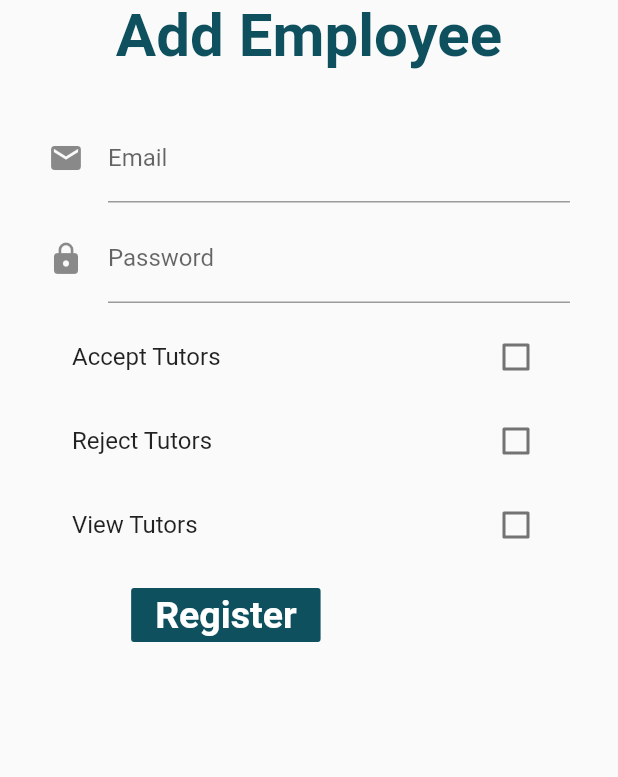
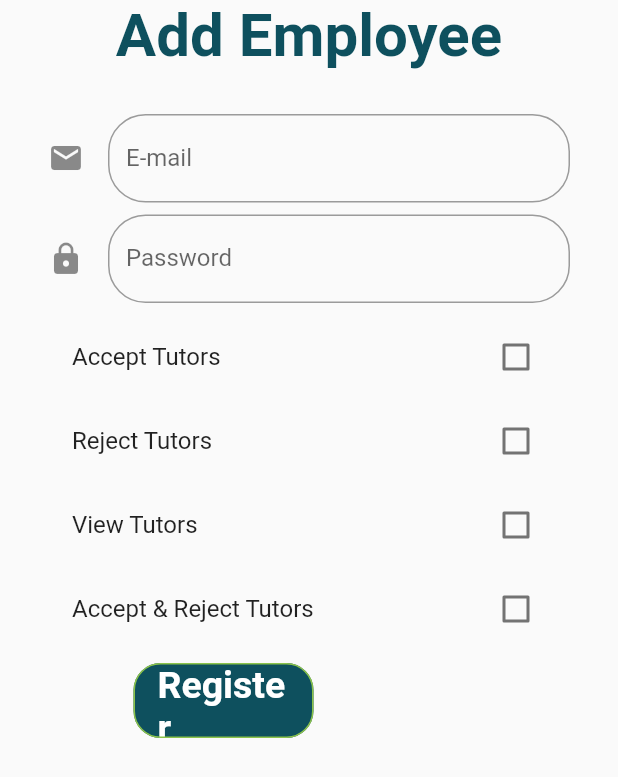
Before and after one commit to fahadammar/dashboard, a Flutter app: the EmployeeAdd widget shown alone on an empty page, opened directly, on a phone screen of 412 x 824 dp. Shown: the top 777 px of the screen. Run offline on Flutter 3.47's test engine with Material 2 defaults, Android fonts, the phone set to English and light mode, and no system bars; our stand-ins replace cloud_firestore, firebase_auth, firebase_core; accounts and stored records are empty.

Commit message:
Removed the bugs, duplicate addition in DB, Beautified the input fields. Also accept and reject access

```diff
--- a/lib/Widgets/CloudFirestorePage.dart
+++ b/lib/Widgets/CloudFirestorePage.dart
@@ -23,6 +23,7 @@ class CloudFirestorePageState extends State<CloudFirestorePage> {
 
   FirebaseAuth auth = FirebaseAuth.instance;
   User user;
+
   monitorAuthenticationState() {
     auth.authStateChanges().listen((User user) {
       if (user != null) {
--- a/lib/Widgets/EmployeeAdd.dart
+++ b/lib/Widgets/EmployeeAdd.dart
@@ -1,5 +1,6 @@
 import 'package:cloud_firestore/cloud_firestore.dart';
 import 'package:firebase_auth/firebase_auth.dart';
+import 'package:firebaseflutterdemo/Widgets/textFormField.dart';
 import 'package:flutter/material.dart';
 
 import '../theme.dart';
@@ -19,6 +20,7 @@ class _EmployeeAddState extends State<EmployeeAdd> {
   bool isAccept = false;
   bool isReject = false;
   bool isView = false;
+  bool isAll = false;
   bool isChecked = false;
   bool addNewEmployee = false;
   bool ifError = false;
@@ -29,6 +31,10 @@ class _EmployeeAddState extends State<EmployeeAdd> {
     try {
       UserCredential userCredential = await auth.createUserWithEmailAndPassword(
           email: email, password: password);
+      this.employeeAccess(email, this.access);
+      setState(() {
+        addNewEmployee = true;
+      });
     } on FirebaseAuthException catch (err) {
       if (err.code == "weak-password") {
         setState(() {
@@ -37,7 +43,7 @@ class _EmployeeAddState extends State<EmployeeAdd> {
       } else if (err.code == "email-already-in-use") {
         setState(() {
           errorMessage =
-              "This email has already been registered to another account";
+              "This email has already been registered to an employee account";
           ifError = true;
           addNewEmployee = true;
         });
@@ -76,15 +82,21 @@ class _EmployeeAddState extends State<EmployeeAdd> {
     return null;
   }
 
+  // Functions on saved
+  emailOnSaved(dynamic value) {
+    this.email = value;
+  }
+
+  passwordOnSaved(dynamic value) {
+    this.password = value;
+  }
+
   // Making An Employee
   onRegisterFormSubmitted() {
     if (formKey.currentState.validate() && ifError == false) {
       formKey.currentState.save();
+      // print('${checkEmailExistance(email)}');
       this.registerAccountUsingEmail(email, password);
-      this.employeeAccess(email, this.access);
-      setState(() {
-        addNewEmployee = true;
-      });
     }
   }
 
@@ -98,6 +110,7 @@ class _EmployeeAddState extends State<EmployeeAdd> {
         child: Column(
           crossAxisAlignment: CrossAxisAlignment.start,
           children: <Widget>[
+            // Title
             Center(
               child: Text(
                 "Add Employee",
@@ -109,29 +122,35 @@ class _EmployeeAddState extends State<EmployeeAdd> {
               height: 25.0,
             ),
             // Email Entry Field
-              Padding(
-                  padding: const EdgeInsets.symmetric(
-                      vertical: 4.0, horizontal: 32.0),
-                  child: TextFormField(
-                      decoration: const InputDecoration(
-                          icon: Icon(Icons.email), labelText: "Email"),
+            Center(
+              child: Padding(
+                padding:
+                    const EdgeInsets.symmetric(vertical: 4.0, horizontal: 32.0),
+                child: TextInput(
+                  textInput: TextInputType.emailAddress,
+                  fieldIcon: Icon(Icons.email),
+                  passTrue: false,
+                  textOfLabel: "E-mail",
+                  onSubmit: this.emailOnSaved,
                   validator: this.emailAddressValidator,
-                      onSaved: (value) {
-                        email = value;
-                      })),
+                ),
+              ),
+            ),
             // Password Entry Field
-              Padding(
-                  padding: const EdgeInsets.symmetric(
-                      vertical: 4.0, horizontal: 32.0),
-                  child: TextFormField(
-                    obscureText: true,
-                    decoration: const InputDecoration(
-                        icon: Icon(Icons.lock), labelText: "Password"),
+            Center(
+              child: Padding(
+                padding:
+                    const EdgeInsets.symmetric(vertical: 4.0, horizontal: 32.0),
+                child: TextInput(
+                  textInput: TextInputType.visiblePassword,
+                  passTrue: true,
+                  fieldIcon: Icon(Icons.lock),
+                  textOfLabel: "Password",
+                  onSubmit: this.passwordOnSaved,
                   validator: this.passwordValidator,
-                    onSaved: (value) {
-                      password = value;
-                    },
-                  )),
+                ),
+              ),
+            ),
 
             // CheckBoxes
             Padding(
@@ -193,6 +212,24 @@ class _EmployeeAddState extends State<EmployeeAdd> {
                           checkColor: Colors.white,
                         )
                       : Container(),
+                  isChecked == false && isAll == false ||
+                          isChecked == true && isAll == true
+                      ?
+                      //* View Tutor
+                      CheckboxListTile(
+                          title: Text("Accept & Reject Tutors"),
+                          value: isAll,
+                          onChanged: (bool value) {
+                            setState(() {
+                              isAll = value;
+                              isChecked = value;
+                              this.access = "ar";
+                            });
+                          },
+                          activeColor: Orange,
+                          checkColor: Colors.white,
+                        )
+                      : Container(),
                 ],
               ),
             ),
@@ -204,11 +241,17 @@ class _EmployeeAddState extends State<EmployeeAdd> {
                     padding: const EdgeInsets.symmetric(
                         vertical: 4.0, horizontal: 32.0),
                     child: Center(
-                          child: Text("$errorMessage",
+                      child: Text(
+                        "$errorMessage",
                         textAlign: TextAlign.center,
                         style: TextStyle(
                           fontWeight: FontWeight.bold,
-                                  color: Colors.red))))
+                          fontSize: 25,
+                          color: Colors.red,
+                        ),
+                      ),
+                    ),
+                  )
                 : Container(),
 
             addNewEmployee == true && ifError == false
@@ -218,14 +261,19 @@ class _EmployeeAddState extends State<EmployeeAdd> {
                     padding: const EdgeInsets.symmetric(
                         vertical: 4.0, horizontal: 32.0),
                     child: Center(
-                          child: Text("Employee Added",
+                      child: Text(
+                        "Employee Added",
                         textAlign: TextAlign.center,
                         style: TextStyle(
                             fontWeight: FontWeight.bold,
-                                  color: Colors.green))))
+                            fontSize: 25,
+                            color: Colors.green),
+                      ),
+                    ),
+                  )
                 : Container(),
 
-              // Register Button In Row
+            //* Register Button In Row
             Padding(
               padding:
                   const EdgeInsets.symmetric(vertical: 4.0, horizontal: 32.0),
@@ -235,9 +283,16 @@ class _EmployeeAddState extends State<EmployeeAdd> {
                   addNewEmployee == false
                       ?
                       //? Register Button
-                        FlatButton(
+                      Container(
+                          width: 120,
+                          height: 50,
+                          child: FlatButton(
                             color: Orange,
                             onPressed: onRegisterFormSubmitted,
+                            shape: RoundedRectangleBorder(
+                              borderRadius: BorderRadius.circular(18.0),
+                              side: BorderSide(color: Colors.lightGreen),
+                            ),
                             child: Text(
                               'Register',
                               style: TextStyle(
@@ -245,12 +300,21 @@ class _EmployeeAddState extends State<EmployeeAdd> {
                                   fontSize: 25,
                                   fontWeight: FontWeight.bold),
                             ),
+                          ),
                         )
                       : Container(),
+
                   //* Add New Employee Button
                   addNewEmployee == true
-                        ? FlatButton(
+                      ? Container(
+                          width: 130,
+                          height: 60,
+                          child: FlatButton(
                             color: Orange,
+                            shape: RoundedRectangleBorder(
+                              borderRadius: BorderRadius.circular(18.0),
+                              side: BorderSide(color: Colors.lightGreen),
+                            ),
                             onPressed: () {
                               setState(() {
                                 formKey.currentState.reset();
@@ -258,16 +322,19 @@ class _EmployeeAddState extends State<EmployeeAdd> {
                                 isReject = false;
                                 isView = false;
                                 isChecked = false;
+                                isAll = false;
                                 addNewEmployee = false;
                                 ifError = false;
                               });
                             },
                             child: Text(
                               'Add New Employee',
+                              textAlign: TextAlign.center,
                               style: TextStyle(
                                   color: Colors.white,
-                                  fontSize: 25,
+                                  fontSize: 18,
                                   fontWeight: FontWeight.bold),
+                            ),
                           ),
                         )
                       : Container(),
@@ -275,7 +342,8 @@ class _EmployeeAddState extends State<EmployeeAdd> {
               ),
             )
           ],
-          )),
+        ),
+      ),
     );
   }
 }
--- /dev/null
+++ b/lib/Widgets/textFormField.dart
@@ -0,0 +1,48 @@
+import 'package:flutter/material.dart';
+
+class TextInput extends StatelessWidget {
+  //* VARIABLES
+  final textInput;
+  final textOfLabel;
+  final validator;
+  final fieldIcon;
+  final passTrue;
+  final onSubmit;
+  // CONSTRUCTORS
+  TextInput(
+      {this.textInput,
+      this.textOfLabel,
+      this.fieldIcon,
+      this.passTrue,
+      this.onSubmit,
+      this.validator});
+  @override
+  Widget build(BuildContext context) {
+    return Container(
+      width: 500,
+      child: Center(
+        child: Column(
+          children: [
+            TextFormField(
+              decoration: InputDecoration(
+                labelText: "${this.textOfLabel}",
+
+                fillColor: Colors.white,
+                icon: this.fieldIcon,
+                border: OutlineInputBorder(
+                  borderRadius: BorderRadius.circular(25.0),
+                  borderSide: BorderSide(),
+                ),
+                //fillColor: Colors.green
+              ),
+              obscureText: this.passTrue,
+              validator: this.validator,
+              keyboardType: textInput,
+              onSaved: this.onSubmit,
+            ),
+          ],
+        ),
+      ),
+    );
+  }
+}
```
Also changed, not shown: lib/Screen/EmployeeDashboard.dart (+68 -28 lines), lib/Screen/dashboard.dart (+59 -22 lines), lib/Widgets/EmployeeTutorView.dart (+16 -12 lines). Lines whose indentation alone changed are shown as unchanged.
